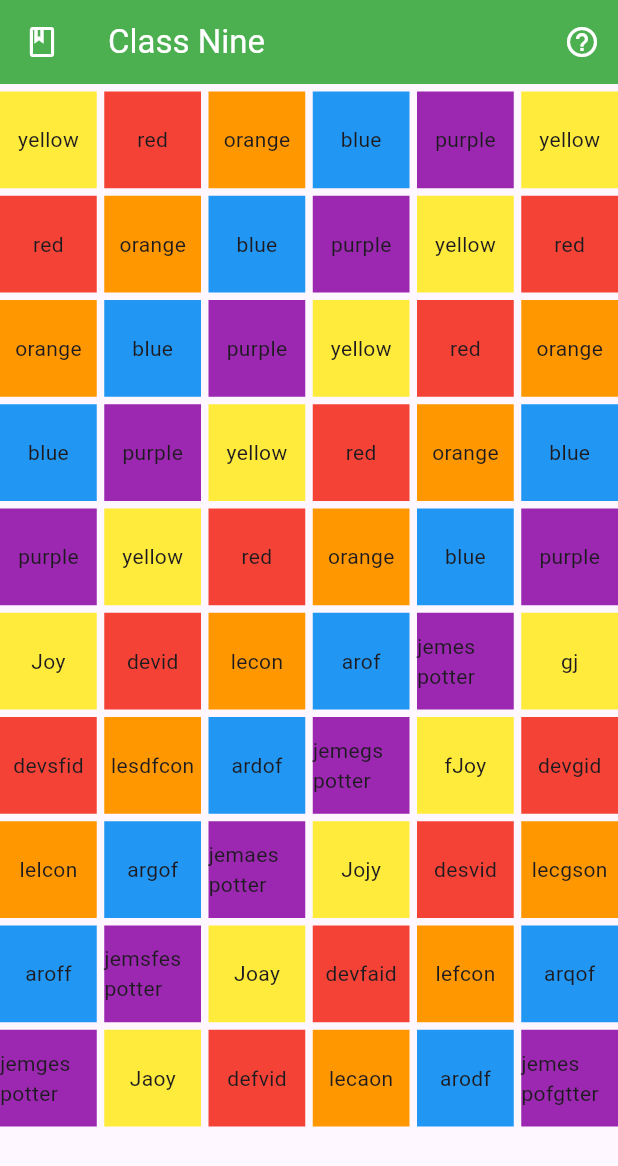
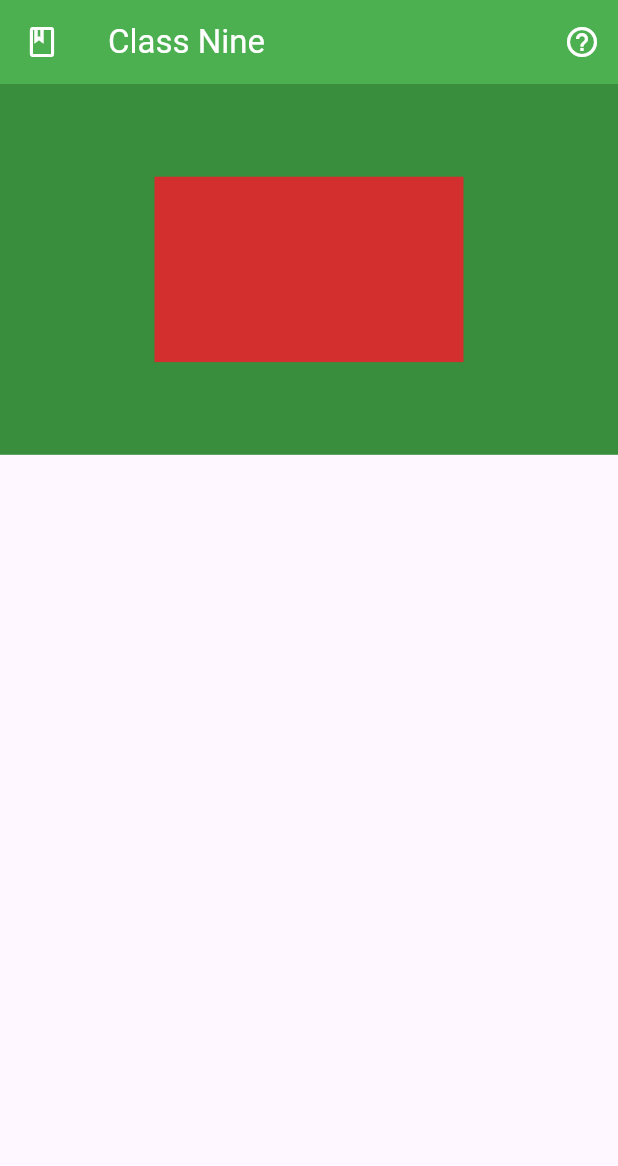
Before and after one commit to m-mhe/flutter_practice, a Flutter app: the screen it shows after launch, on a phone screen of 412 x 824 dp. Shown: the top 1166 px of the screen. Run offline on Flutter 3.47's test engine with Material 3 defaults, Android fonts, the light colour scheme and no system bars.

Commit message:
Second commit

```diff
--- a/lib/main.dart
+++ b/lib/main.dart
@@ -1,6 +1,7 @@
 //Aspect ratio() || Flexible() || Expanded() || FractionallySizedBox() - This are all widgets (In flutter a framework class is called widget).
 
 //Import section:
+import 'package:flutter/cupertino.dart';
 import 'package:flutter/material.dart';
 
 void main() {
@@ -96,12 +97,84 @@ class StartPage extends StatelessWidget {
               icon: Icon(Icons.help_outline))
         ],
       ),
-      body: Column(
+      body: AspectRatio(aspectRatio: 10/6,
+        child: ColoredBox(
+          color: Colors.green.shade700,
+          child: FractionallySizedBox(
+            heightFactor: 0.5,
+            widthFactor: 0.5,
+            child: ColoredBox(
+              color: Colors.red.shade700
+            ),
+          ),
+        ),
+      ),
+
+      /*body: SizedBox(
+        width: MediaQuery.sizeOf(context).width,
+        height: MediaQuery.sizeOf(context).height,
+        child: ColoredBox(
+          color: Colors.green.shade700,
+          child: FractionallySizedBox(
+            heightFactor: 0.25,
+            widthFactor: 0.25,
+            child: Container(
+              decoration: BoxDecoration(
+                  color: Colors.red.shade700,
+                borderRadius: BorderRadius.all(Radius.circular(1000),),
+              ),
+            ),
+          ),
+        ),
+      ),*/
+
+
+
+
+      /*body: const Column(
+        children: [
+          Flexible(
+            flex: 2,
+            fit: FlexFit.tight, //If we set fit to FlexFit.tight then child's height doesn't matter.
+            child: SizedBox(
+              width: 20,
+              child: ColoredBox(
+                color: Colors.green
+              ),
+            ),
+          ),
+          Flexible(
+            flex: 1, //The default value of flex.
+            fit: FlexFit.tight,
+            child: SizedBox(
+              width: 20,
+              child: ColoredBox(
+                  color: Colors.red
+              ),
+            ),
+          ),
+          Expanded(
+            flex: 2,//By default it's 1.
+            //And also by default in Expanded() fit is FlexFit.tight
+            child: SizedBox(
+              width: 20,
+              child: ColoredBox(color: Colors.green),
+            ),
+          )
+        ],
+      ),*/
+
+
+
+      /*body: Column(
         children: [
           SizedBox(
             height: 5,
           ),
-          GridView.builder(
+          Flexible(
+            fit: FlexFit.tight,
+            child: GridView.builder(
+              primary: false,
               shrinkWrap: true,
               gridDelegate: const SliverGridDelegateWithFixedCrossAxisCount(
                 crossAxisCount: 6,
@@ -117,7 +190,7 @@ class StartPage extends StatelessWidget {
                       return Container(
                           alignment: Alignment.center,
                           color: Colors.yellow,
-                      child: Text(itemName.values.toList()[i]),
+                          child: Text(itemName.values.toList()[i],),
                         );
                     }
                   case 'red':
@@ -149,7 +222,7 @@ class StartPage extends StatelessWidget {
                       return Container(
                         alignment: Alignment.center,
                         color: Colors.purple,
-                      child: Text(itemName.values.toList()[i]),
+                        child: Text(itemName.values.toList()[i], style : TextStyle(color: Colors.white)),
                       );
                     }
                   default:
@@ -162,10 +235,14 @@ class StartPage extends StatelessWidget {
                 }
               },
             ),
+          ),
           SizedBox(
             height: 5,
           ),
-          GridView.builder(
+          Flexible(
+            fit: FlexFit.tight,
+            child: GridView.builder(
+              primary: false,
               shrinkWrap: true,
               gridDelegate: const SliverGridDelegateWithFixedCrossAxisCount(
                 crossAxisCount: 6,
@@ -213,7 +290,7 @@ class StartPage extends StatelessWidget {
                       return Container(
                         alignment: Alignment.center,
                         color: Colors.purple,
-                      child: Text(itemName.keys.toList()[i]),
+                        child: Text(itemName.keys.toList()[i], style : TextStyle(color: Colors.white)),
                       );
                     }
                   default:
@@ -226,8 +303,9 @@ class StartPage extends StatelessWidget {
                 }
               },
             ),
+          ),
         ],
-      ),
+      ),*/
     );
   }
 }
```
Lines whose indentation alone changed are shown as unchanged.
